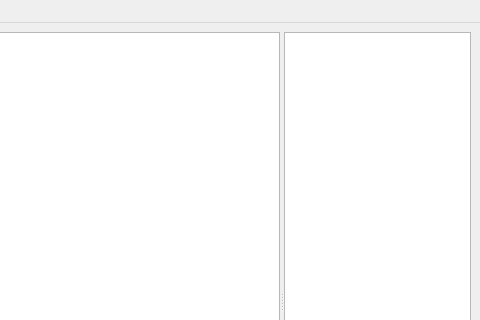
hewenyu/YinYue, file src/ui/mainwindow.ui: the form before one commit; both pictures show x 320 to 800 and y 0 to 320 of the 800 by 600 pixel window.
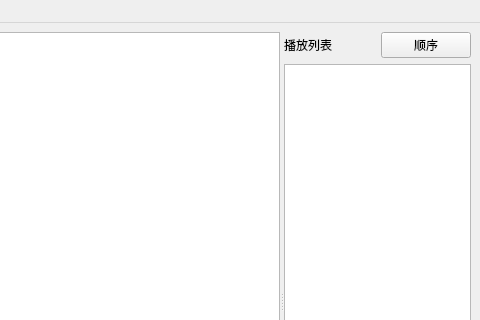
The form after the commit.

Commit message: 播放模式

```diff
--- a/src/ui/mainwindow.ui
+++ b/src/ui/mainwindow.ui
@@ -147,6 +147,27 @@
       </widget>
       <widget class="QWidget" name="rightWidget" native="true">
        <layout class="QVBoxLayout" name="verticalLayout_3">
+        <item>
+         <layout class="QHBoxLayout" name="playlistHeaderLayout">
+          <item>
+           <widget class="QLabel" name="playlistLabel">
+            <property name="text">
+             <string>播放列表</string>
+            </property>
+           </widget>
+          </item>
+          <item>
+           <widget class="QPushButton" name="playModeButton">
+            <property name="text">
+             <string>顺序</string>
+            </property>
+            <property name="toolTip">
+             <string>当前播放模式：顺序</string>
+            </property>
+           </widget>
+          </item>
+         </layout>
+        </item>
         <item>
          <widget class="QListWidget" name="playlistWidget"/>
         </item>
```
The commit also changes 4 other files.
